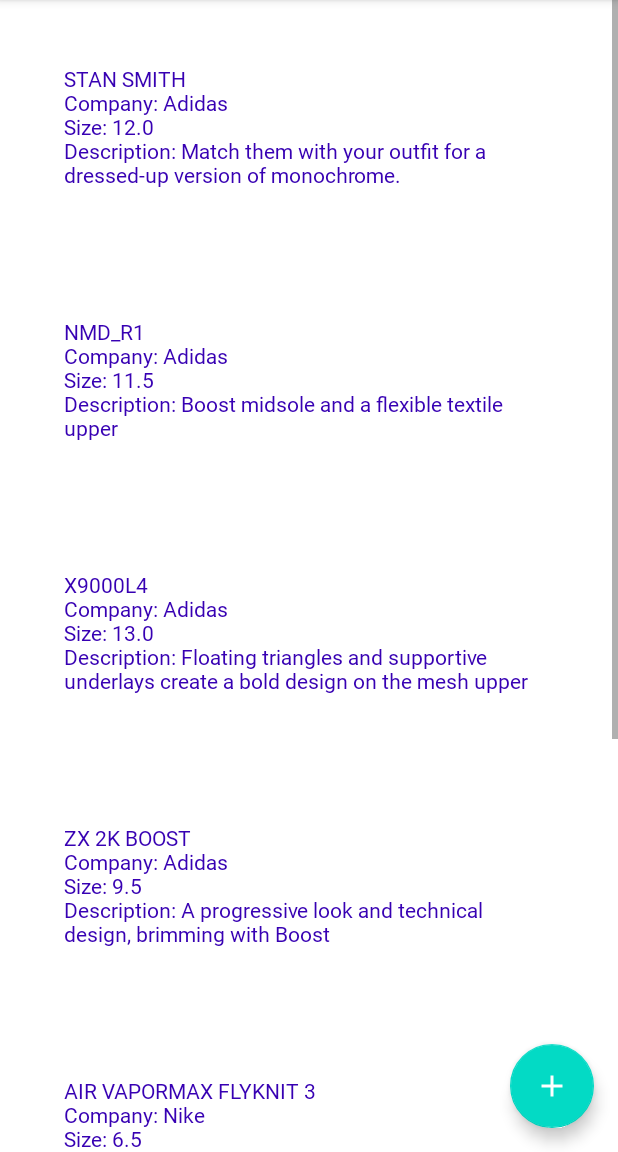
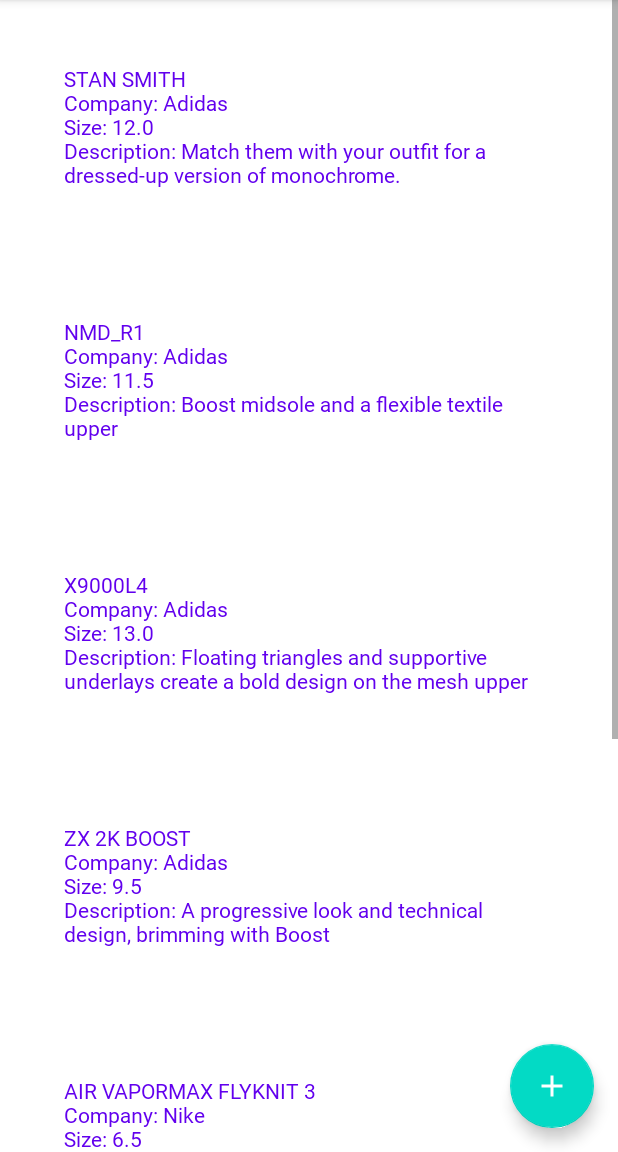
Before and after one commit to milanileandro/android-kotlin-udacity-nanodegree, an Android app: the ShoesFragment screen opened through its navigation route, on a phone screen of 412 x 824 dp, the part 84-1236 px from its top. Run offline under Robolectric (Android 15) with nearby library versions, the phone set to English and light mode, and no system bars; our stand-ins replace data binding; Roboto replaces fonts that are not available here.

Commit message:
Fix deprecated method call

```diff
--- a/ShoeStore/app/src/main/java/com/milanileandro/shoestore/fragments/ShoesFragment.kt
+++ b/ShoeStore/app/src/main/java/com/milanileandro/shoestore/fragments/ShoesFragment.kt
@@ -5,6 +5,7 @@ import android.view.LayoutInflater
 import android.view.View
 import android.view.ViewGroup
 import android.widget.TextView
+import androidx.core.content.ContextCompat
 import androidx.core.content.res.ResourcesCompat
 import androidx.core.view.setPadding
 import androidx.databinding.DataBindingUtil
@@ -55,7 +56,7 @@ class ShoesFragment : Fragment() {
                         "\nSize: ${shoe.size} " +
                         "\nDescription: ${shoe.description}"
             )
-        textViewShoe.setTextColor(resources.getColor(R.color.purple_700))
+        textViewShoe.setTextColor(ContextCompat.getColor(requireContext(), R.color.purple_500))
         textViewShoe.setPadding(64)
         textViewShoe.typeface = ResourcesCompat.getFont(requireContext(), R.font.roboto_black)
         linearLayoutShoesList.addView(textViewShoe)
```
